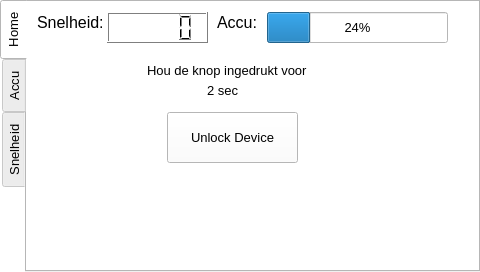
Old version of the form mainwindow.ui in the repository jorismathijssen/PTView.
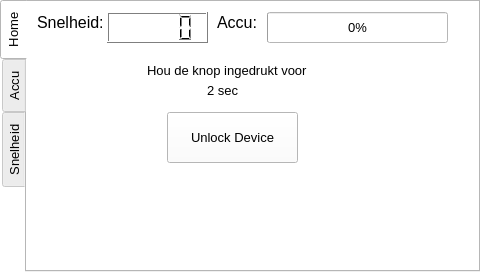
New version of the form. Custom widgets are drawn as their Qt base class.

Commit message: Final commit, project is finished. Added working graphs and prog start kit from PTMain

The edit to the form file:
```diff
--- a/mainwindow.ui
+++ b/mainwindow.ui
@@ -930,7 +930,7 @@
        </rect>
       </property>
       <property name="value">
-       <number>24</number>
+       <number>0</number>
       </property>
      </widget>
      <widget class="QLabel" name="label_2">
```
The commit also changes 2 other files.
